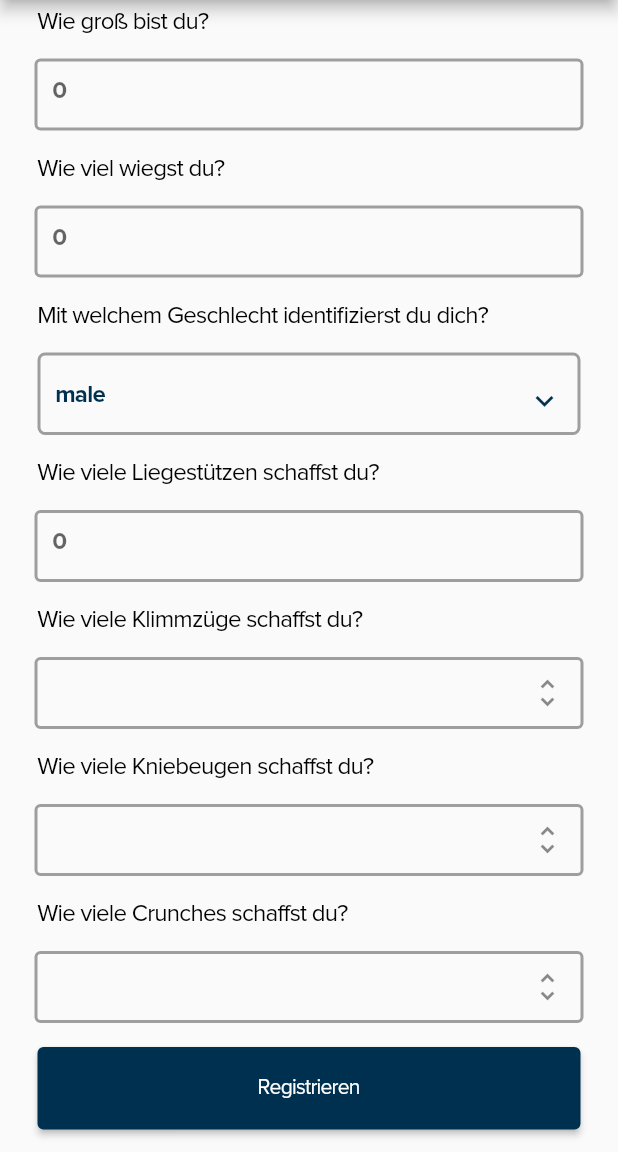
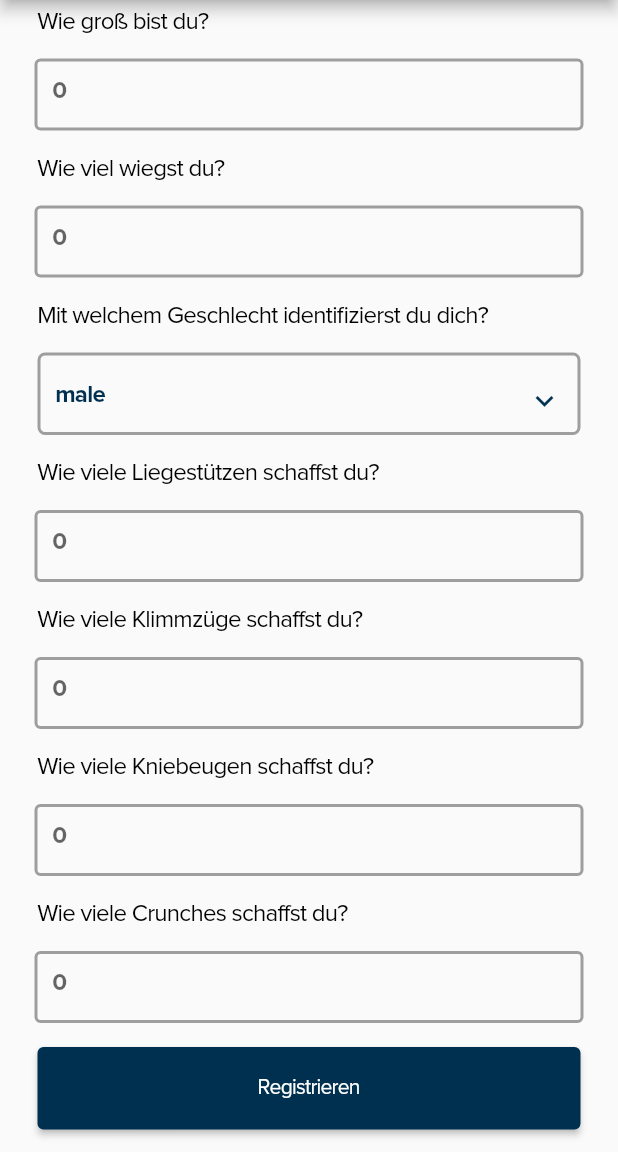
Before and after one commit to Projekt-Fitnessapp/frontend, a Flutter app: the AddMyDataView screen opened directly with empty values, scrolled down 230 dp, after a tap on "Registrieren", on a phone screen of 412 x 824 dp, the part 84-1236 px from its top. Run offline on Flutter 3.47's test engine with Material 2 defaults, Android fonts, the phone set to English and light mode, and no system bars; our stand-ins replace calendar_timeline, curved_navigation_bar, font_awesome_flutter, google_sign_in, multi_select_flutter, numberpicker and 2 more; missing offline and left inert: custom_timer, drop_cap_text, gif, google_sign_in_web, loading_gifs, shared_preferences_web; accounts and stored records are empty.

Commit message:
implement post and get benchmarking

```diff
--- a/tromega/lib/views/account/add_my_data_view.dart
+++ b/tromega/lib/views/account/add_my_data_view.dart
@@ -32,16 +32,29 @@ class _AddMyDataViewState extends State<AddMyDataView> {
         physics: const BouncingScrollPhysics(),
         children: [
           const SizedBox(height: 24),
-          QuestionWidget(onFinished:
-              (Account account, Body body, Benchmarking benchmarking) {
+          QuestionWidget(onFinished: (Account account,
+              Body body,
+              Benchmarking pushUps,
+              Benchmarking pullUps,
+              Benchmarking squads,
+              Benchmarking crunches) {
             accountHttpHelper.postAccount(account).then((account) {
-              SharedPreferences.getInstance().then((prefs) {
+              SharedPreferences.getInstance().then((prefs) async {
                 String userId = prefs.getString('userId') ?? '';
                 body.userId = userId;
-                benchmarking.userId = userId;
-                accountHttpHelper.postBenchmarking(benchmarking);
-                accountHttpHelper.postBody(body).then(
-                    (value) => Navigator.pushNamed(context, '/myProfile'));
+                pushUps.userId = userId;
+                pullUps.userId = userId;
+                squads.userId = userId;
+                crunches.userId = userId;
+
+                await Future.wait([
+                accountHttpHelper.postBody(body),
+                accountHttpHelper.postBenchmarking(pushUps),
+                accountHttpHelper.postBenchmarking(pullUps),
+                accountHttpHelper.postBenchmarking(squads),
+                accountHttpHelper.postBenchmarking(crunches),
+                ]);
+                Navigator.pushNamed(context, '/myProfile');
               });
             });
           })
--- a/tromega/lib/widgets/account/questions_widget.dart
+++ b/tromega/lib/widgets/account/questions_widget.dart
@@ -24,22 +24,34 @@ class _SecondQuestionWidget extends State<QuestionWidget> {
   late TextEditingController changedName;
   late TextEditingController changedHeight;
   late TextEditingController changedWeight;
-  late TextEditingController pushUps;
+  late TextEditingController push_ups;
+  late TextEditingController pull_ups;
+  late TextEditingController crunches;
+  late TextEditingController squads;
   late Body thisBody;
   late Account thisAccount;
-  late Benchmarking thisBenchmarking;
+  late Benchmarking thisPushUps;
+  late Benchmarking thisPullUps;
+  late Benchmarking thisSquads;
+  late Benchmarking thisCrunches;
 
   @override
   void initState() {
     thisBody = Body("", "", DateTime.now(), 0, 0);
     thisAccount = Account("", "", "", DateTime.now(), "", "", List.empty());
-    thisBenchmarking = Benchmarking("", "", "", 0, 0);
+    thisPushUps = Benchmarking("", "", "", 0, 0);
+    thisPullUps = Benchmarking("", "", "", 0, 0);
+    thisSquads = Benchmarking("", "", "", 0, 0);
+    thisCrunches = Benchmarking("", "", "", 0, 0);
     accountHttpHelper = AccountHttpHelper();
     changedBirthday = TextEditingController();
     changedName = TextEditingController();
     changedHeight = TextEditingController();
     changedWeight = TextEditingController();
-    pushUps = TextEditingController();
+    push_ups = TextEditingController();
+    pull_ups = TextEditingController();
+    crunches = TextEditingController();
+    squads = TextEditingController();
     super.initState();
   }
 
@@ -106,14 +118,29 @@ class _SecondQuestionWidget extends State<QuestionWidget> {
                 maxLength: 3,
                 hintText: "0",
                 suffixText: "",
-                controller: pushUps,
+                controller: push_ups,
                 regExp: '[0-9]'),
             buildQuestion(text: 'Wie viele Klimmzüge schaffst du?'),
-            buildTextField(color),
+            AnswerFieldWidget(
+                maxLength: 3,
+                hintText: "0",
+                suffixText: "",
+                controller: pull_ups,
+                regExp: '[0-9]'),
             buildQuestion(text: 'Wie viele Kniebeugen schaffst du?'),
-            buildTextField(color),
+            AnswerFieldWidget(
+                maxLength: 3,
+                hintText: "0",
+                suffixText: "",
+                controller: squads,
+                regExp: '[0-9]'),
             buildQuestion(text: 'Wie viele Crunches schaffst du?'),
-            buildTextField(color),
+            AnswerFieldWidget(
+                maxLength: 3,
+                hintText: "0",
+                suffixText: "",
+                controller: crunches,
+                regExp: '[0-9]'),
             RouteButtonWidget(
                 color: color,
                 text: 'Registrieren',
@@ -124,10 +151,18 @@ class _SecondQuestionWidget extends State<QuestionWidget> {
                     thisAccount.birthdate = format.parse(changedBirthday.text);
                     thisAccount.name = changedName.text;
                     thisAccount.sex = gender;
-                    thisBenchmarking.exercise_amount = int.parse(pushUps.text);
-                    thisBenchmarking.exercise_name = "push_ups";
+                    thisPushUps.exercise_amount = int.parse(push_ups.text);
+                    thisPushUps.exercise_name = "push_ups";
+                    thisPullUps.exercise_amount =
+                        int.parse(pull_ups.text);
+                    thisPullUps.exercise_name = "pull_ups";
+                    thisSquads.exercise_amount = int.parse(squads.text);
+                    thisSquads.exercise_name = "squads";
+                    thisCrunches.exercise_amount =
+                        int.parse(crunches.text);
+                    thisCrunches.exercise_name = "crunches";
                   });
-                  widget.onFinished(thisAccount, thisBody, thisBenchmarking);
+                  widget.onFinished(thisAccount, thisBody, thisPushUps, thisPullUps, thisSquads, thisCrunches);
                 })
           ],
         ),
```
Also changed, not shown: tromega/lib/data/account_http_helper.dart (+8 -5 lines), tromega/lib/views/account/my_profile_view.dart (+30 -5 lines).
